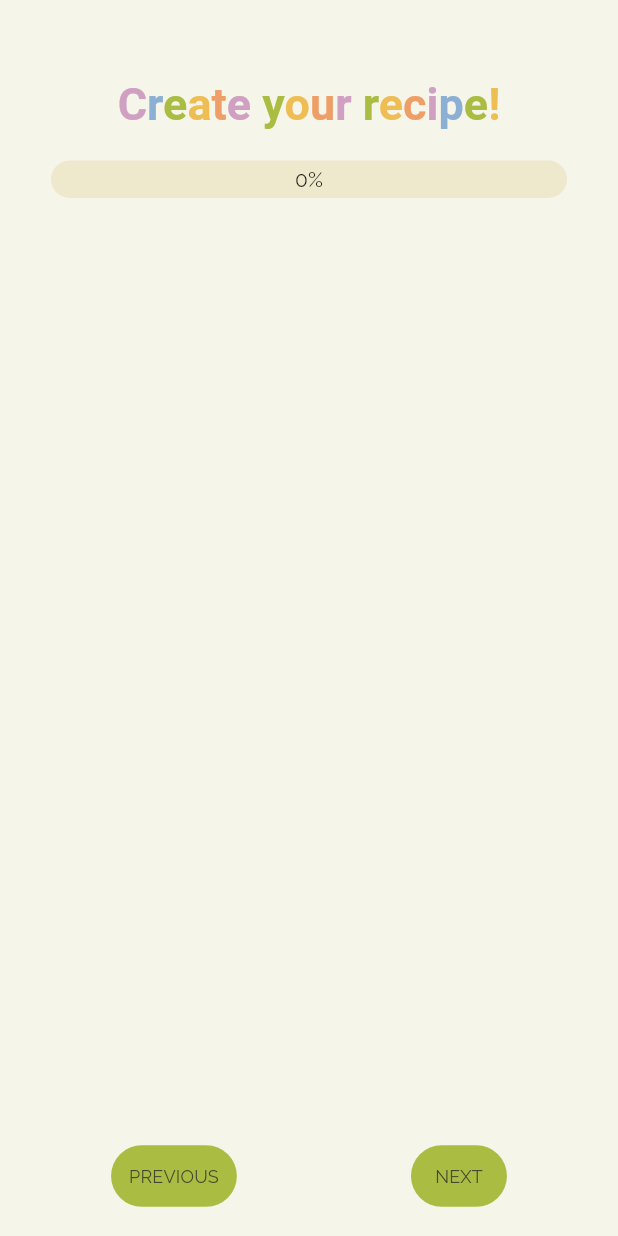
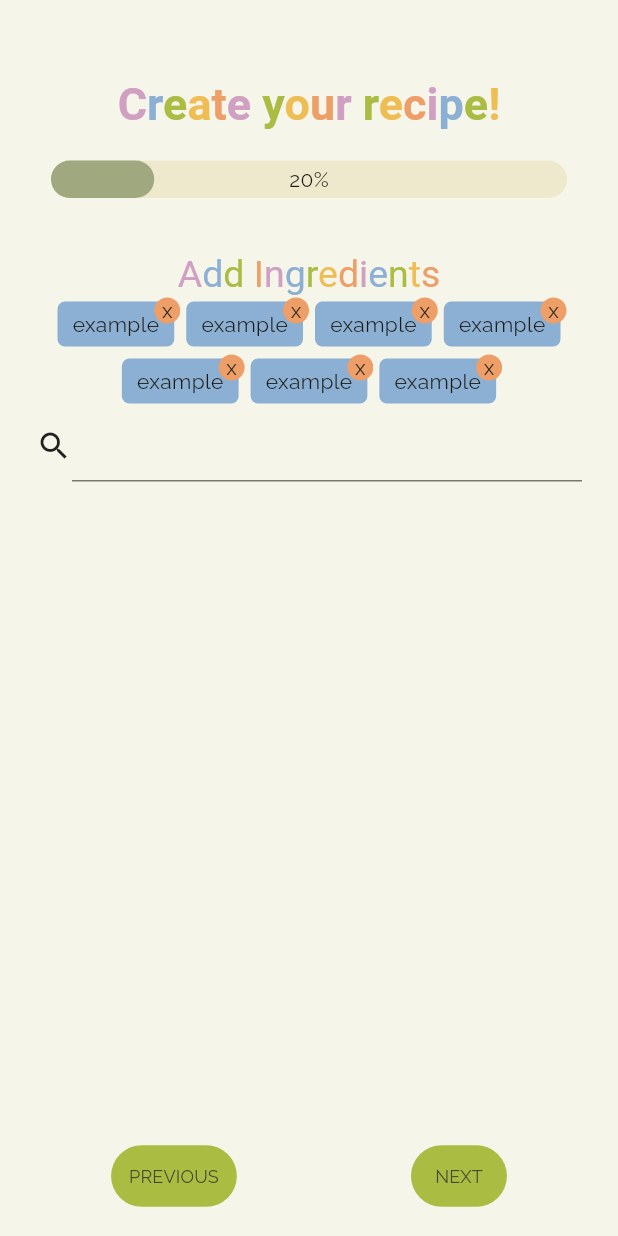
Before and after one commit to Vjonquiere/KeskonMange, a Flutter app: the NewRecipePage screen opened directly, after a tap on "NEXT", on a phone screen of 412 x 824 dp. Run offline on Flutter 3.47's test engine with Material 3 defaults, Android fonts, the phone set to English and light mode, and no system bars; drawn by our look-alikes of percent_indicator; our stand-ins replace flutter_secure_storage, flutter_svg; missing offline and left inert: dart:ffi; accounts and stored records are empty.

Commit message:
ingredient display

```diff
--- /dev/null
+++ b/client/lib/custom_widgets/ingredient_card.dart
@@ -0,0 +1,40 @@
+import 'package:client/utils/app_colors.dart';
+import 'package:flutter/material.dart';
+import 'package:flutter/widgets.dart';
+
+class IngredientCard extends StatelessWidget {
+  final String _name;
+
+  IngredientCard(this._name, {super.key});
+
+  @override
+  Widget build(BuildContext context) {
+    return Stack(
+      children: [
+        Card.filled(
+          shape: const RoundedRectangleBorder(
+              side: BorderSide.none,
+              borderRadius: BorderRadius.all(Radius.circular(5.0))),
+
+          //margin: EdgeInsets.symmetric(vertical: 1.0, horizontal: 2.0 ),
+          color: AppColors.blue,
+          child: Container(
+            padding: const EdgeInsets.symmetric(horizontal: 10.0, vertical: 5.0),
+            child: Text(_name),
+          ),
+        ),
+        Positioned(
+            right: 0,
+            top: -5,
+            child: Container(
+              padding: EdgeInsets.all(5.0),
+              decoration: const BoxDecoration(
+                  shape: BoxShape.circle, color: AppColors.orange),
+
+              //alignment: Alignment.topLeft,
+              child: Text("x"),
+            ))
+      ],
+    );
+  }
+}
--- a/client/lib/pages/new_recipe_page.dart
+++ b/client/lib/pages/new_recipe_page.dart
@@ -1,3 +1,4 @@
+import 'package:client/custom_widgets/ingredient_card.dart';
 import 'package:client/utils/app_colors.dart';
 import 'package:flutter/material.dart';
 import 'package:flutter_secure_storage/flutter_secure_storage.dart';
@@ -36,12 +37,14 @@ class _NewRecipePageState extends State<NewRecipePage> {
   void nextStep() {
     setState(() {
       step += 1;
+      stateValue += 0.2;
     });
   }
 
   void previousStep() {
     setState(() {
       step -= 1;
+      stateValue -= 0.2;
     });
   }
 
@@ -182,7 +185,34 @@ class _NewRecipePageState extends State<NewRecipePage> {
   }
 
   Widget addIngredientsStep(BuildContext context) {
-    return Column();
+    return Column(
+      children: [
+        ColorfulTextBuilder("Add Ingredients", 25).getWidget(),
+        Row(
+          mainAxisAlignment: MainAxisAlignment.center,
+          children: [
+            IngredientCard("example"),
+            IngredientCard("example"),
+            IngredientCard("example"),
+            IngredientCard("example")
+          ],
+        ),
+        Row(
+          mainAxisAlignment: MainAxisAlignment.center,
+          children: [
+            IngredientCard("example"),
+            IngredientCard("example"),
+            IngredientCard("example")
+          ],
+        ),
+        const Row(
+          mainAxisAlignment: MainAxisAlignment.center,
+          children: [Icon(Icons.search), Expanded(child: TextField())],
+        )
+
+
+      ],
+    );
   }
 
   Widget quantitiesStep(BuildContext context) {
```
